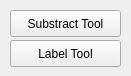
Above: gui/pages/mainPage.ui from jacv050/dataset-tools before the change. Below: the same form after it.
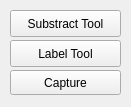
That is the form after the change.

Commit message: New page to capture tool

```diff
--- a/gui/pages/mainPage.ui
+++ b/gui/pages/mainPage.ui
@@ -7,19 +7,19 @@
     <x>0</x>
     <y>0</y>
     <width>131</width>
-    <height>76</height>
+    <height>107</height>
    </rect>
   </property>
   <property name="minimumSize">
    <size>
     <width>131</width>
-    <height>76</height>
+    <height>107</height>
    </size>
   </property>
   <property name="maximumSize">
    <size>
     <width>131</width>
-    <height>76</height>
+    <height>107</height>
    </size>
   </property>
   <property name="windowTitle">
@@ -63,6 +63,19 @@
     <string>Label Tool</string>
    </property>
   </widget>
+  <widget class="QPushButton" name="pushButton">
+   <property name="geometry">
+    <rect>
+     <x>10</x>
+     <y>70</y>
+     <width>111</width>
+     <height>25</height>
+    </rect>
+   </property>
+   <property name="text">
+    <string>Capture</string>
+   </property>
+  </widget>
  </widget>
  <resources/>
  <connections/>
```
The commit also changes 1 other file.
